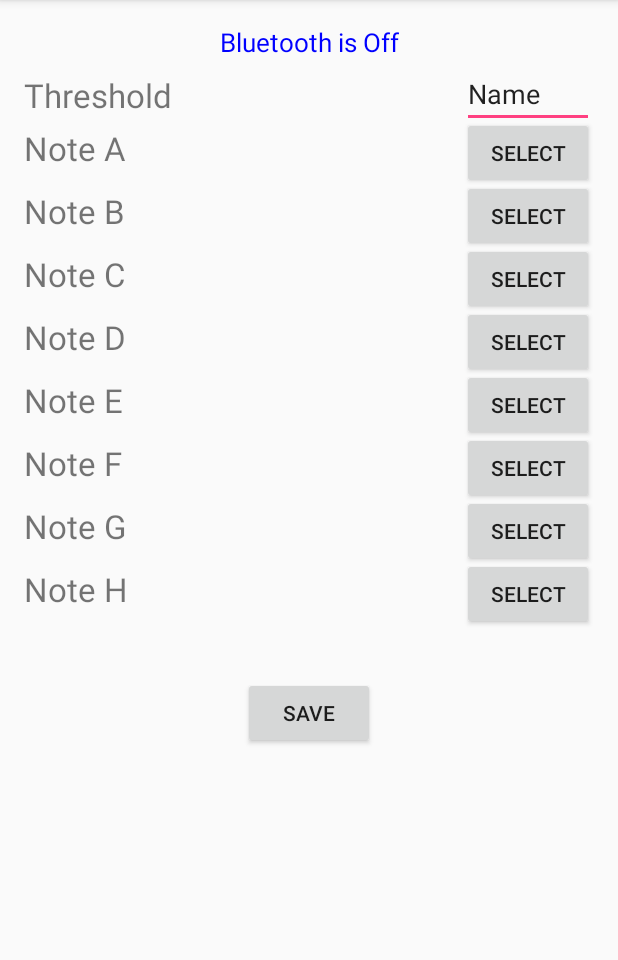
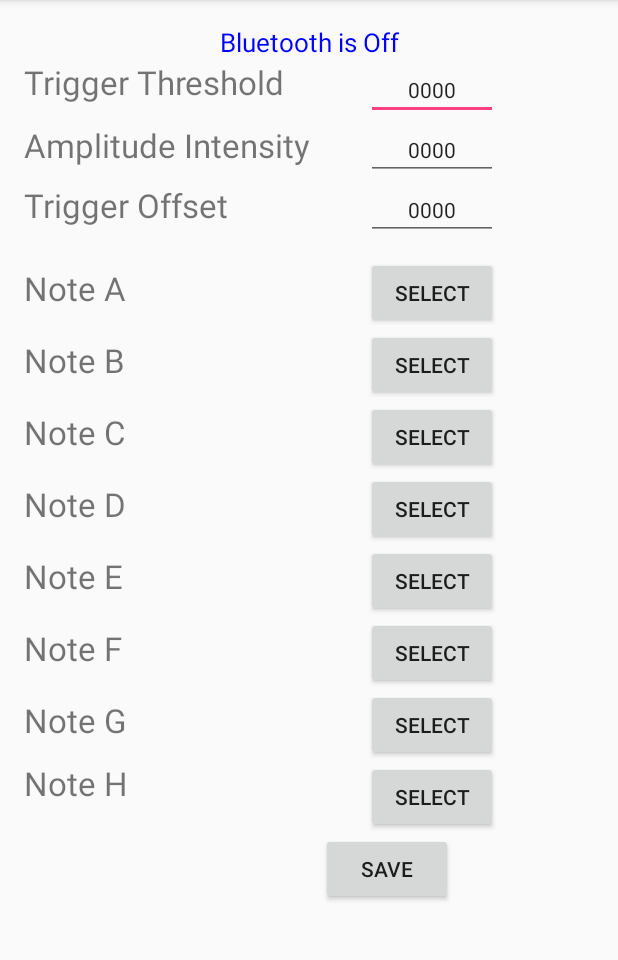
Before and after one commit to hoffmannmatheus/pireworks, an Android app: the PireworksActivity screen opened directly, with no data from a screen before it, on a phone screen of 412 x 824 dp, the part 84-1044 px from its top. Run offline under Robolectric (Android 15) with nearby library versions, the phone set to English and light mode, and no system bars; libraries missing offline, so code that uses them is left out: com.pes.androidmaterialcolorpickerdialog; 2 statements that could not run were skipped.

Commit message:
Android app: Config related changes

```diff
--- a/src/app/pireworks/app/src/main/java/com/pireworks/app/pireworks/PireworksActivity.java
+++ b/src/app/pireworks/app/src/main/java/com/pireworks/app/pireworks/PireworksActivity.java
@@ -2,22 +2,20 @@ package com.pireworks.app.pireworks;
 
 import android.bluetooth.BluetoothDevice;
 import android.bluetooth.BluetoothSocket;
-import android.net.Uri;
 import android.os.Bundle;
 import android.support.v7.app.AppCompatActivity;
 import android.view.View;
 import android.widget.Button;
+import android.widget.EditText;
 import android.widget.TextView;
 import android.widget.Toast;
 
-import com.google.android.gms.appindexing.Action;
-import com.google.android.gms.appindexing.AppIndex;
-import com.google.android.gms.appindexing.Thing;
-import com.google.android.gms.common.api.GoogleApiClient;
 import com.google.gson.Gson;
 import com.google.gson.JsonObject;
 import com.google.gson.JsonParser;
 import com.pes.androidmaterialcolorpickerdialog.ColorPicker;
+import com.pireworks.app.pireworks.Helper.BluetoothHelper;
+import com.pireworks.app.pireworks.data.Configuration;
 
 import java.io.IOException;
 import java.io.InputStream;
@@ -35,6 +33,14 @@ public class PireworksActivity extends AppCompatActivity implements View.OnClick
 
     private BluetoothDevice mDevice;
 
+    private int triggerOffset;
+    private int triggerThreshold;
+    private int amplitudeIntensity;
+    private HashMap<String,String> userColorMap;
+    private Configuration config;
+
+    private BluetoothHelper bluetoothHelper;
+
     private BluetoothSocket mBluetoothSocket;
     private InputStream mInputStream;
     private OutputStream mOutputStream;
@@ -48,14 +54,11 @@ public class PireworksActivity extends AppCompatActivity implements View.OnClick
 
     private int selectedColorRGB;
 
-    private HashMap<String,String> userColorMap;
+
 
     final ColorPicker cp = new ColorPicker(PireworksActivity.this, defaultColorR, defaultColorG, defaultColorB);
-    /**
-     * ATTENTION: This was auto-generated to implement the App Indexing API.
-     * See https://g.co/AppIndexing/AndroidStudio for more information.
-     */
-    private GoogleApiClient client;
+
+
 
     @Override
     protected void onCreate(Bundle savedInstanceState) {
@@ -65,6 +68,8 @@ public class PireworksActivity extends AppCompatActivity implements View.OnClick
         mDevice = getIntent().getExtras().getParcelable(EXTRA_DEVICE);
 
         TextView deviceNameTextView = (TextView) findViewById(R.id.pireworks_device_name);
+        EditText threshold = (EditText) findViewById(R.id.thresholdInput);
+        EditText offset = (EditText) findViewById(R.id.offsetInput);
 
         Button selectA = (Button) findViewById(R.id.selectA);
         Button selectB = (Button) findViewById(R.id.selectB);
@@ -90,10 +95,9 @@ public class PireworksActivity extends AppCompatActivity implements View.OnClick
         if (mDevice != null) {
             deviceNameTextView.setText(mDevice.getName());
 
-
             try {
-//                Method method = mDevice.getClass().getMethod("createInsecureRfcommSocket", (Class[]) null);
-//                mBluetoothSocket = (BluetoothSocket) method.invoke(mDevice, (Object[]) null);
+//              Method method = mDevice.getClass().getMethod("createInsecureRfcommSocket", (Class[]) null);
+//              mBluetoothSocket = (BluetoothSocket) method.invoke(mDevice, (Object[]) null);
                 mBluetoothSocket = mDevice.createRfcommSocketToServiceRecord(mDevice.getUuids()[0].getUuid());
                 mBluetoothSocket.connect();
                 mOutputStream = mBluetoothSocket.getOutputStream();
@@ -123,6 +127,8 @@ public class PireworksActivity extends AppCompatActivity implements View.OnClick
         selectG.setOnClickListener(this);
         selectH.setOnClickListener(this);
 
+        threshold.setOnClickListener(this);
+        offset.setOnClickListener(this);
     }
 
     @Override
@@ -192,82 +198,31 @@ public class PireworksActivity extends AppCompatActivity implements View.OnClick
             }
         }
 
+        if(view.getId() == R.id.thresholdInput)
+            this.triggerThreshold = R.id.thresholdInput;
+
+        if(view.getId() == R.id.offsetInput)
+            this.triggerOffset = R.id.offsetInput;
+
         if(view.getId() == R.id.saveButton){
-            sendMessage(userColorMap);
+            if (this.userColorMap == null)
+                config = new Configuration(this.triggerThreshold,this.triggerOffset,this.amplitudeIntensity);
+            else
+                config = new Configuration(this.triggerThreshold, this.triggerOffset, this.amplitudeIntensity,this.userColorMap);
+            bluetoothHelper.sendMessage(this.mOutputStream,this.config);
         }
     }
 
-    // HELPER METHODS
-    private void sendMessage(HashMap<String,String> userColorMap) {
-        if (mOutputStream != null && userColorMap != null) {
-            /**
-             * TODO:
-             * When requesting the current configuration, use "action" = "get".
-             * If setting a config, use "action" = "set".
-             * When setting a config, the configuration will be expected in a "config" key.
-             *
-             * Note the '(new Gson()).toJson(...)'. This is just to translate a 'json builder' to an
-             * actual string, so it can appear in the text field.
-             */
-            JsonObject builder = new JsonObject();
-            builder.addProperty("action", "set");
-            builder.addProperty("config", userColorMap.toString());
-            String jsonMessage = (new Gson()).toJson(builder);
-
-            try {
-                mOutputStream.write(jsonMessage.getBytes());
-            } catch (IOException e) {
-                e.printStackTrace();
-            }
-            //appendMessage("me", message);
-        }
-    }
-
-    private void appendMessage(final String from, final String message) {
-        if (false) {
-            runOnUiThread(new Runnable() {
-                @Override
-                public void run() {
-
-                }
-            });
-        }
-    }
-
-    /**
-     * ATTENTION: This was auto-generated to implement the App Indexing API.
-     * See https://g.co/AppIndexing/AndroidStudio for more information.
-     */
-    public Action getIndexApiAction() {
-        Thing object = new Thing.Builder()
-                .setName("Pireworks Page") // TODO: Define a title for the content shown.
-                // TODO: Make sure this auto-generated URL is correct.
-                .setUrl(Uri.parse("http://[ENTER-YOUR-URL-HERE]"))
-                .build();
-        return new Action.Builder(Action.TYPE_VIEW)
-                .setObject(object)
-                .setActionStatus(Action.STATUS_TYPE_COMPLETED)
-                .build();
-    }
 
     @Override
     public void onStart() {
         super.onStart();
 
-        // ATTENTION: This was auto-generated to implement the App Indexing API.
-        // See https://g.co/AppIndexing/AndroidStudio for more information.
-        client.connect();
-        AppIndex.AppIndexApi.start(client, getIndexApiAction());
     }
 
     @Override
     public void onStop() {
         super.onStop();
-
-        // ATTENTION: This was auto-generated to implement the App Indexing API.
-        // See https://g.co/AppIndexing/AndroidStudio for more information.
-        AppIndex.AppIndexApi.end(client, getIndexApiAction());
-        client.disconnect();
     }
 
     class MessageReader extends Thread {
@@ -288,7 +243,7 @@ public class PireworksActivity extends AppCompatActivity implements View.OnClick
                     String configName = object.get("name").getAsString();
                     JsonObject colorMap = object.get("colors").getAsJsonObject();
 
-                    appendMessage(mDevice.getName(), (new Gson()).toJson(object));
+                    bluetoothHelper.appendMessage(mDevice.getName(), (new Gson()).toJson(object));
 
                 } catch (IOException e) {
                     e.printStackTrace();
--- a/src/app/pireworks/app/src/main/res/layout/activity_pireworks.xml
+++ b/src/app/pireworks/app/src/main/res/layout/activity_pireworks.xml
@@ -37,13 +37,13 @@
     </LinearLayout>
 
     <Button
-        android:id="@+id/selectB"
+        android:text="SAVE"
         android:layout_width="wrap_content"
         android:layout_height="wrap_content"
-        android:text="SELECT"
-        android:layout_alignBaseline="@+id/noteB"
-        android:layout_alignBottom="@+id/noteB"
-        android:layout_alignParentEnd="true" />
+        android:id="@+id/saveButton"
+        android:layout_below="@+id/selectH"
+        android:layout_toEndOf="@+id/triggerThreshold"
+        android:layout_marginStart="24dp" />
 
     <Button
         android:id="@+id/selectA"
@@ -52,106 +52,57 @@
         android:text="SELECT"
         android:layout_alignBaseline="@+id/noteA"
         android:layout_alignBottom="@+id/noteA"
-        android:layout_alignParentEnd="true" />
+        android:layout_alignStart="@+id/saveButton"
+        android:layout_marginStart="30dp" />
+
+    <Button
+        android:id="@+id/selectB"
+        android:layout_width="wrap_content"
+        android:layout_height="wrap_content"
+        android:text="SELECT"
+        android:layout_below="@+id/selectA"
+        android:layout_alignStart="@+id/selectA"
+        android:layout_alignEnd="@+id/selectA" />
 
     <Button
         android:id="@+id/selectC"
         android:layout_width="wrap_content"
         android:layout_height="wrap_content"
         android:text="SELECT"
-        android:layout_alignBaseline="@+id/noteC"
-        android:layout_alignBottom="@+id/noteC"
-        android:layout_alignParentEnd="true" />
+        android:layout_below="@+id/selectB"
+        android:layout_alignStart="@+id/selectB" />
 
     <Button
         android:id="@+id/selectD"
         android:layout_width="wrap_content"
         android:layout_height="wrap_content"
         android:text="SELECT"
-        android:layout_alignBaseline="@+id/noteD"
-        android:layout_alignBottom="@+id/noteD"
-        android:layout_alignParentEnd="true" />
+        android:layout_below="@+id/selectC"
+        android:layout_alignStart="@+id/selectC" />
 
     <Button
         android:id="@+id/selectE"
         android:layout_width="wrap_content"
         android:layout_height="wrap_content"
         android:text="SELECT"
-        android:layout_alignBaseline="@+id/noteE"
-        android:layout_alignBottom="@+id/noteE"
-        android:layout_alignParentEnd="true" />
+        android:layout_below="@+id/selectD"
+        android:layout_alignStart="@+id/selectD" />
 
     <Button
         android:id="@+id/selectF"
         android:layout_width="wrap_content"
         android:layout_height="wrap_content"
         android:text="SELECT"
-        android:layout_alignBaseline="@+id/noteF"
-        android:layout_alignBottom="@+id/noteF"
-        android:layout_alignParentEnd="true" />
+        android:layout_below="@+id/selectE"
+        android:layout_alignStart="@+id/selectE" />
 
     <Button
         android:id="@+id/selectG"
         android:layout_width="wrap_content"
         android:layout_height="wrap_content"
         android:text="SELECT"
-        android:layout_alignBaseline="@+id/noteG"
-        android:layout_alignBottom="@+id/noteG"
-        android:layout_alignParentEnd="true" />
-
-    <Button
-        android:id="@+id/selectH"
-        android:layout_width="wrap_content"
-        android:layout_height="wrap_content"
-        android:text="SELECT"
-        android:layout_alignBaseline="@+id/noteH"
-        android:layout_alignBottom="@+id/noteH"
-        android:layout_alignParentEnd="true" />
-
-    <TextView
-        android:id="@+id/noteB"
-        android:layout_width="match_parent"
-        android:layout_height="wrap_content"
-        android:textSize="22sp"
-        android:text="Note B"
-        android:layout_below="@+id/selectA"
-        android:layout_alignParentStart="true" />
-
-    <TextView
-        android:id="@+id/noteC"
-        android:layout_width="match_parent"
-        android:layout_height="wrap_content"
-        android:textSize="22sp"
-        android:text="Note C"
-        android:layout_below="@+id/selectB"
-        android:layout_alignParentStart="true" />
-
-    <TextView
-        android:id="@+id/noteD"
-        android:layout_width="match_parent"
-        android:layout_height="wrap_content"
-        android:textSize="22sp"
-        android:text="Note D"
-        android:layout_below="@+id/selectC"
-        android:layout_alignParentStart="true" />
-
-    <TextView
-        android:id="@+id/noteE"
-        android:layout_width="match_parent"
-        android:layout_height="wrap_content"
-        android:textSize="22sp"
-        android:text="Note E"
-        android:layout_below="@+id/selectD"
-        android:layout_alignParentStart="true" />
-
-    <TextView
-        android:id="@+id/noteG"
-        android:layout_width="match_parent"
-        android:layout_height="wrap_content"
-        android:textSize="22sp"
-        android:text="Note G"
         android:layout_below="@+id/selectF"
-        android:layout_alignParentStart="true" />
+        android:layout_alignStart="@+id/selectF" />
 
     <TextView
         android:id="@+id/noteH"
@@ -162,32 +113,52 @@
         android:layout_below="@+id/selectG"
         android:layout_alignParentStart="true" />
 
-    <TextView
-        android:id="@+id/noteF"
-        android:layout_width="match_parent"
-        android:layout_height="wrap_content"
-        android:textSize="22sp"
-        android:text="Note F"
-        android:layout_below="@+id/selectE"
-        android:layout_alignParentStart="true" />
-
     <Button
-        android:text="SAVE"
+        android:id="@+id/selectH"
         android:layout_width="wrap_content"
         android:layout_height="wrap_content"
-        android:layout_below="@+id/selectH"
-        android:layout_centerHorizontal="true"
-        android:layout_marginTop="31dp"
-        android:id="@+id/saveButton" />
+        android:text="SELECT"
+        android:layout_below="@+id/selectG"
+        android:layout_alignStart="@+id/selectG" />
 
-    <TextView
-        android:text="Threshold"
+    <EditText
         android:layout_width="wrap_content"
         android:layout_height="wrap_content"
-        android:id="@+id/thresholdText"
-        android:layout_above="@+id/selectA"
-        android:layout_alignParentStart="true"
-        android:textSize="22sp" />
+        android:ems="10"
+        android:id="@+id/thresholdInput"
+        android:inputType="number|numberSigned|numberDecimal"
+        android:textSize="14sp"
+        android:text="0000"
+        android:textAlignment="center"
+        android:layout_below="@+id/pireworks_device_name"
+        android:layout_alignStart="@+id/selectA"
+        android:layout_alignEnd="@+id/selectA" />
+
+    <EditText
+        android:layout_width="wrap_content"
+        android:layout_height="wrap_content"
+        android:ems="10"
+        android:id="@+id/intensityInput"
+        android:inputType="number|numberSigned|numberDecimal"
+        android:textSize="14sp"
+        android:text="0000"
+        android:textAlignment="center"
+        android:layout_alignStart="@+id/thresholdInput"
+        android:layout_alignEnd="@+id/selectA"
+        android:layout_below="@+id/thresholdInput" />
+
+    <EditText
+        android:layout_width="wrap_content"
+        android:layout_height="wrap_content"
+        android:ems="10"
+        android:id="@+id/offsetInput"
+        android:inputType="number|numberSigned|numberDecimal"
+        android:textSize="14sp"
+        android:text="0000"
+        android:textAlignment="center"
+        android:layout_below="@+id/intensityInput"
+        android:layout_alignStart="@+id/intensityInput"
+        android:layout_alignEnd="@+id/intensityInput" />
 
     <TextView
         android:id="@+id/noteA"
@@ -195,22 +166,98 @@
         android:layout_height="wrap_content"
         android:textSize="22sp"
         android:text="Note A"
-        android:layout_marginTop="68dp"
+        android:layout_below="@+id/offsetInput"
+        android:layout_alignParentStart="true"
+        android:layout_marginTop="17dp" />
+
+    <TextView
+        android:text="Trigger Threshold"
+        android:layout_width="wrap_content"
+        android:layout_height="wrap_content"
+        android:id="@+id/triggerThreshold"
+        android:textSize="22sp"
+        android:layout_below="@+id/pireworks_device_name"
         android:layout_alignParentStart="true" />
 
-    <EditText
+    <TextView
+        android:text="Amplitude Intensity"
         android:layout_width="wrap_content"
         android:layout_height="wrap_content"
-        android:inputType="number|numberSigned|numberDecimal"
-        android:text="Name"
-        android:ems="10"
-        android:id="@+id/thresholdTextValue"
-        android:layout_below="@+id/pireworks_device_name"
-        android:layout_alignParentEnd="true"
-        android:layout_alignStart="@+id/selectA"
-        android:layout_toEndOf="@+id/saveButton"
-        style="@style/Widget.AppCompat.EditText"
-        android:singleLine="true" />
+        android:id="@+id/amplitudeInstensity"
+        android:textSize="22sp"
+        android:layout_alignBaseline="@+id/intensityInput"
+        android:layout_alignBottom="@+id/intensityInput"
+        android:layout_alignParentStart="true" />
+
+    <TextView
+        android:text="Trigger Offset"
+        android:layout_width="wrap_content"
+        android:layout_height="wrap_content"
+        android:id="@+id/triggerOffset"
+        android:textSize="22sp"
+        android:layout_alignBaseline="@+id/offsetInput"
+        android:layout_alignBottom="@+id/offsetInput"
+        android:layout_alignParentStart="true" />
+
+    <TextView
+        android:id="@+id/noteB"
+        android:layout_width="match_parent"
+        android:layout_height="wrap_content"
+        android:textSize="22sp"
+        android:text="Note B"
+        android:layout_alignBaseline="@+id/selectB"
+        android:layout_alignBottom="@+id/selectB"
+        android:layout_alignParentStart="true" />
+
+    <TextView
+        android:id="@+id/noteC"
+        android:layout_width="match_parent"
+        android:layout_height="wrap_content"
+        android:textSize="22sp"
+        android:text="Note C"
+        android:layout_alignBaseline="@+id/selectC"
+        android:layout_alignBottom="@+id/selectC"
+        android:layout_alignParentStart="true" />
+
+    <TextView
+        android:id="@+id/noteD"
+        android:layout_width="match_parent"
+        android:layout_height="wrap_content"
+        android:textSize="22sp"
+        android:text="Note D"
+        android:layout_alignBaseline="@+id/selectD"
+        android:layout_alignBottom="@+id/selectD"
+        android:layout_alignParentStart="true" />
+
+    <TextView
+        android:id="@+id/noteE"
+        android:layout_width="match_parent"
+        android:layout_height="wrap_content"
+        android:textSize="22sp"
+        android:text="Note E"
+        android:layout_alignBaseline="@+id/selectE"
+        android:layout_alignBottom="@+id/selectE"
+        android:layout_alignParentStart="true" />
+
+    <TextView
+        android:id="@+id/noteF"
+        android:layout_width="match_parent"
+        android:layout_height="wrap_content"
+        android:textSize="22sp"
+        android:text="Note F"
+        android:layout_alignBaseline="@+id/selectF"
+        android:layout_alignBottom="@+id/selectF"
+        android:layout_alignParentStart="true" />
+
+    <TextView
+        android:id="@+id/noteG"
+        android:layout_width="match_parent"
+        android:layout_height="wrap_content"
+        android:textSize="22sp"
+        android:text="Note G"
+        android:layout_alignBaseline="@+id/selectG"
+        android:layout_alignBottom="@+id/selectG"
+        android:layout_alignParentStart="true" />
 
 
 </RelativeLayout>
```
